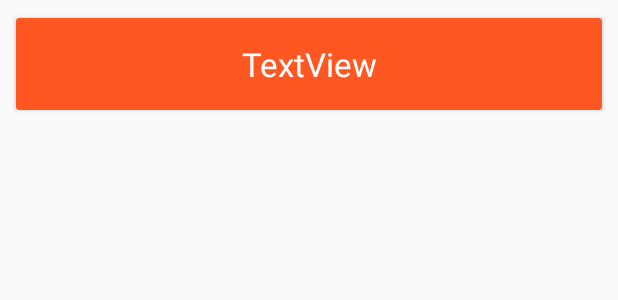
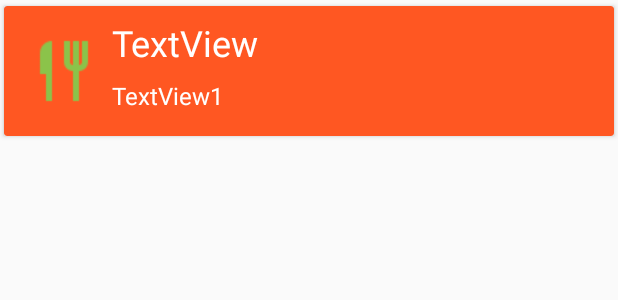
Before and after one commit to Akshar-Patel/BakingTime, an Android app: the layout activity_main_recipe_list_item.xml on its own in the app's theme, with its tools: preview values and no code run, on a phone screen of 412 x 824 dp. Shown: the top 300 px of the screen. Run offline under Robolectric (Android 15) with nearby library versions, the phone set to English and light mode, and no system bars.

Commit message:
fix: implement review suggestions

```diff
--- a/app/build.gradle
+++ b/app/build.gradle
@@ -40,7 +40,7 @@ dependencies {
     implementation 'com.android.support:cardview-v7:26.1.0'
     compile 'com.google.code.gson:gson:2.8.2'
     compile 'com.google.android.exoplayer:exoplayer:2.6.1'
-
+    compile 'com.squareup.picasso:picasso:2.5.2'
     androidTestCompile 'com.android.support.test.espresso:espresso-contrib:2.2.2', {
         exclude group: 'com.android.support', module: 'support-annotations'
         exclude group: 'com.android.support', module: 'support-v4'
--- a/app/src/main/res/layout/activity_main_recipe_list_item.xml
+++ b/app/src/main/res/layout/activity_main_recipe_list_item.xml
@@ -1,14 +1,9 @@
 <?xml version="1.0" encoding="utf-8"?>
-<android.support.constraint.ConstraintLayout
+<android.support.v7.widget.CardView
   xmlns:android="http://schemas.android.com/apk/res/android"
   xmlns:app="http://schemas.android.com/apk/res-auto"
   xmlns:card_view="http://schemas.android.com/apk/res-auto"
   xmlns:tools="http://schemas.android.com/tools"
-  android:layout_width="match_parent"
-  android:layout_height="wrap_content"
-  android:layout_margin="@dimen/margin_single_default">
-
-  <android.support.v7.widget.CardView
   android:layout_width="match_parent"
   android:layout_height="wrap_content"
   android:foreground="?android:attr/selectableItemBackground"
@@ -20,15 +15,43 @@
   card_view:cardElevation="@dimen/cardview_default_elevation"
   card_view:cardUseCompatPadding="true"
   >
+  <android.support.constraint.ConstraintLayout
+    android:layout_width="match_parent"
+    android:layout_height="wrap_content"
+    android:layout_margin="@dimen/margin_single_default">
+    <ImageView
+      android:id="@+id/image_view_recipe"
+      android:layout_width="wrap_content"
+      android:layout_height="wrap_content"
+      android:layout_marginStart="8dp"
+      android:layout_marginLeft="8dp"
+      android:src="@drawable/recipe_step_placeholder"
+      app:layout_constraintBottom_toBottomOf="parent"
+      app:layout_constraintStart_toStartOf="parent"
+      app:layout_constraintTop_toTopOf="parent"/>
     <TextView
       android:id="@+id/text_view_recipe_name"
-      style="@style/TextAppearance.AppCompat.Large"
-      android:layout_width="match_parent"
+      android:layout_width="0dp"
       android:layout_height="wrap_content"
-      android:padding="@dimen/padding_double_default"
+      android:layout_marginStart="@dimen/margin_single_default"
+      android:layout_marginLeft="@dimen/margin_single_default"
       android:textAlignment="center"
       android:textColor="@android:color/white"
-      tools:text="TextView"
-      />
+      android:textSize="@dimen/text_size_xlarge_default"
+      app:layout_constraintStart_toEndOf="@+id/image_view_recipe"
+      app:layout_constraintTop_toTopOf="parent"
+      tools:text="TextView"/>
+    <TextView
+      android:id="@+id/text_view_recipe_serving"
+      android:layout_width="wrap_content"
+      android:layout_height="wrap_content"
+      android:layout_margin="@dimen/margin_single_default"
+      android:textAlignment="center"
+      android:textColor="@android:color/white"
+      android:textSize="@dimen/text_size_normal_default"
+      app:layout_constraintBottom_toBottomOf="parent"
+      app:layout_constraintStart_toEndOf="@+id/image_view_recipe"
+      app:layout_constraintTop_toBottomOf="@+id/text_view_recipe_name"
+      tools:text="TextView1"/>
+  </android.support.constraint.ConstraintLayout>
 </android.support.v7.widget.CardView>
-</android.support.constraint.ConstraintLayout>
--- a/app/src/main/res/layout/activity_recipe_step_list_include.xml
+++ b/app/src/main/res/layout/activity_recipe_step_list_include.xml
@@ -12,8 +12,9 @@
     android:layout_height="wrap_content"
     android:padding="@dimen/padding_double_default"
     android:foreground="?android:attr/selectableItemBackground"
+    android:gravity="center"
     android:text="@string/ingredients"
-    android:textAppearance="?attr/textAppearanceListItem"
+    android:textSize="@dimen/text_size_medium_default"
     />
   <android.support.v7.widget.RecyclerView
     android:id="@+id/recycler_view_recipe_step_list"
--- a/app/src/main/res/values/strings.xml
+++ b/app/src/main/res/values/strings.xml
@@ -6,4 +6,5 @@
   <string name="app_widget_text">No Recipe Selected</string>
   <string name="select_recipe">Select Recipe</string>
   <string name="text_view_no_video_available">No Video Available</string>
+  <string name="label_recipe_serving">Servings: </string>
 </resources>
```
Also changed, not shown: app/src/main/java/com/example/ab/bakingtime/activity/main/RecipeListRecyclerViewAdapter.java (+20 -1 lines), app/src/main/java/com/example/ab/bakingtime/activity/recipe_step_list/RecipeStepListRecyclerViewAdapter.java (+13 -0 lines), app/src/main/java/com/example/ab/bakingtime/activity/recipe_step_list/recipe_step_detail/RecipeStepDetailFragment.java (+54 -12 lines), app/src/main/java/com/example/ab/bakingtime/model/Ingredient.java (+12 -10 lines), app/src/main/java/com/example/ab/bakingtime/model/Recipe.java (+25 -4 lines), app/src/main/java/com/example/ab/bakingtime/model/Step.java (+12 -0 lines), app/src/main/res/layout/activity_recipe_step_list_item.xml (+24 -5 lines), app/src/main/res/drawable/recipe_step_placeholder.png (added). Lines whose indentation alone changed are shown as unchanged.
